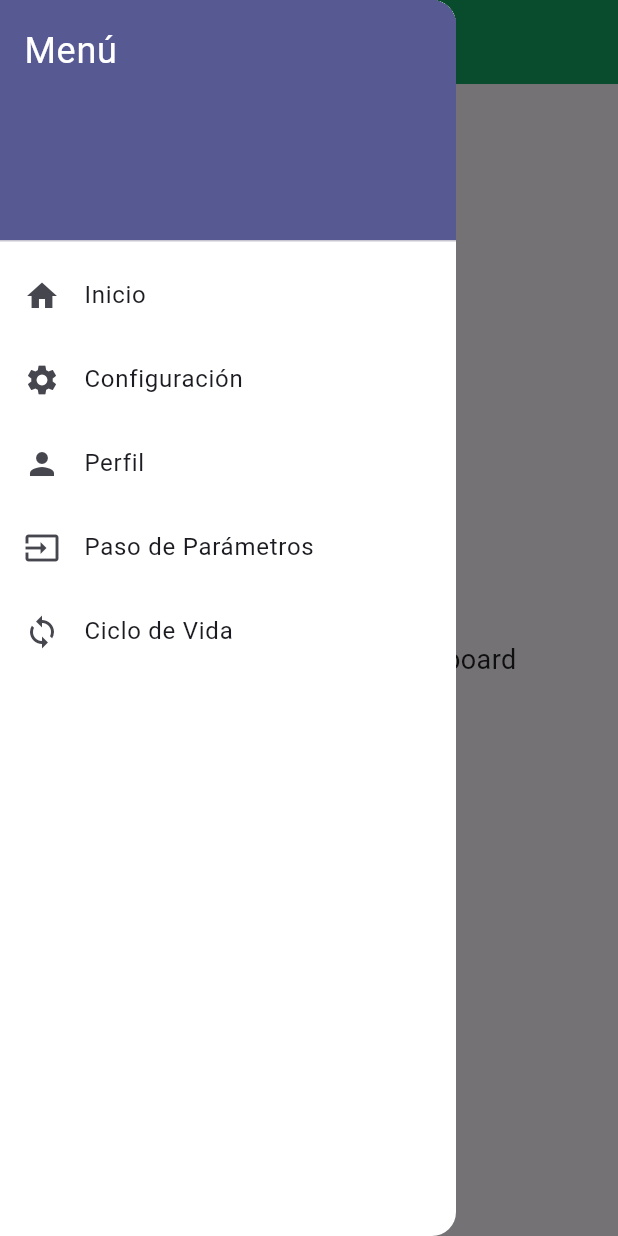
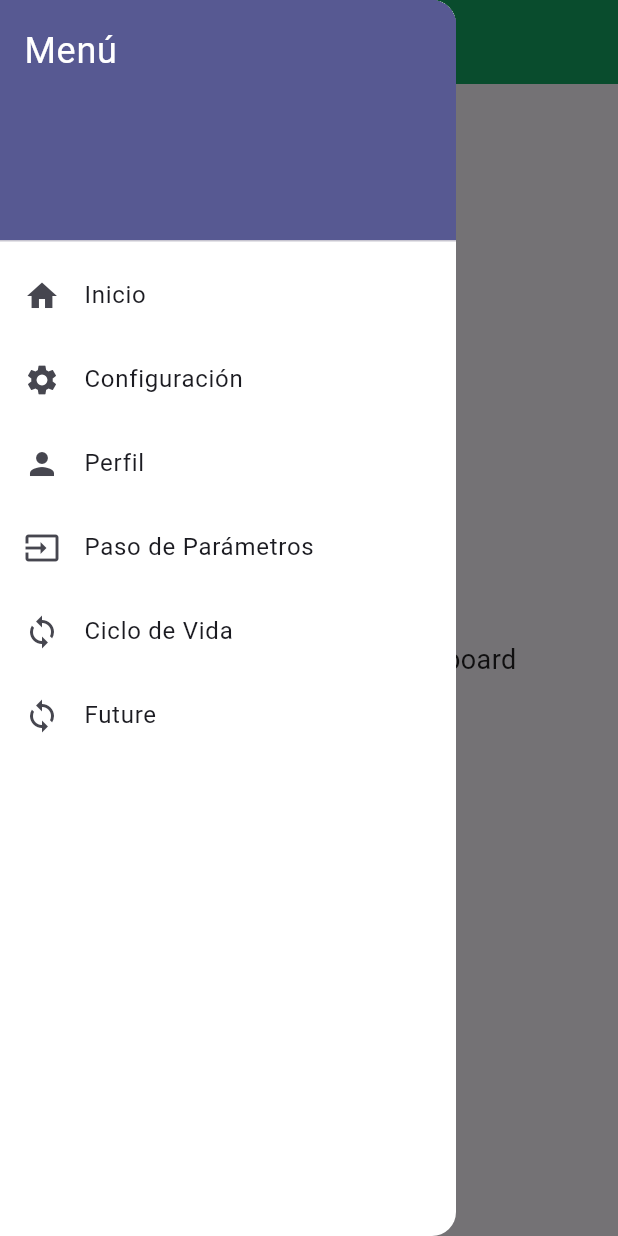
Before and after one commit to JSebasAM/Desarrollo-Movil, a Flutter app: the screen it shows after launch, with the side drawer open, on a phone screen of 412 x 824 dp. Run offline on Flutter 3.47's test engine with Material 3 defaults, Android fonts, the phone set to English and light mode, and no system bars; our stand-ins replace go_router.

Commit message:
feat: Implementar asincronia usando Future / async / await

```diff
--- a/lib/routes/app_router.dart
+++ b/lib/routes/app_router.dart
@@ -1,5 +1,6 @@
 import 'package:go_router/go_router.dart';
 import 'package:desarollo_movil/views/ciclo_vida/ciclo_vida_screen.dart';
+import 'package:desarollo_movil/views/future/future_screen.dart';
 import 'package:desarollo_movil/views/home/home_screen.dart';
 import 'package:desarollo_movil/views/paso_parametros/detalle_screen.dart';
 import 'package:desarollo_movil/views/paso_parametros/paso_parametros_screen.dart';
@@ -35,5 +36,10 @@ final GoRouter appRouter = GoRouter(
       name: 'ciclo_vida',
       builder: (context, state) => const CicloVidaScreen(),
     ),
+    GoRoute(
+      path: '/future',
+      name: 'future',
+      builder: (context, state) => const FutureScreen(),
+    ),
   ],
 );
--- /dev/null
+++ b/lib/services/future_service.dart
@@ -0,0 +1,19 @@
+Future<void> mensajePedido() async {
+  print('Antes: Esperando por el pedido...');
+  countSeconds(4);
+  var response = await ordenUsuario();
+  print('Despues: $response');
+}
+
+Future<String> ordenUsuario() {
+  // Imagine that this function is more complex and slow.
+  print('Durante: Consultando disponibilidad del producto...');
+  return Future.delayed(const Duration(seconds: 4), () => 'Producto encontrado y listo para enviar');
+}
+
+//? Simula una función que cuenta los segundos
+void countSeconds(int s) {
+  for (var i = 1; i <= s; i++) {
+    Future.delayed(Duration(seconds: i), () => print(i));
+  }
+}
--- a/lib/widgets/custom_drawer.dart
+++ b/lib/widgets/custom_drawer.dart
@@ -78,6 +78,15 @@ class CustomDrawer extends StatelessWidget {
               context.go('/ciclo_vida');
             },
           ),
+          ListTile(
+            leading: const Icon(Icons.loop),
+            title: const Text('Future'),
+            onTap: () {
+              context.go('/future');
+            },
+
+
+          ),
         ],
       ),
     );
```
Also changed, not shown: lib/views/future/future_screen.dart (added, +77 -0 lines).
